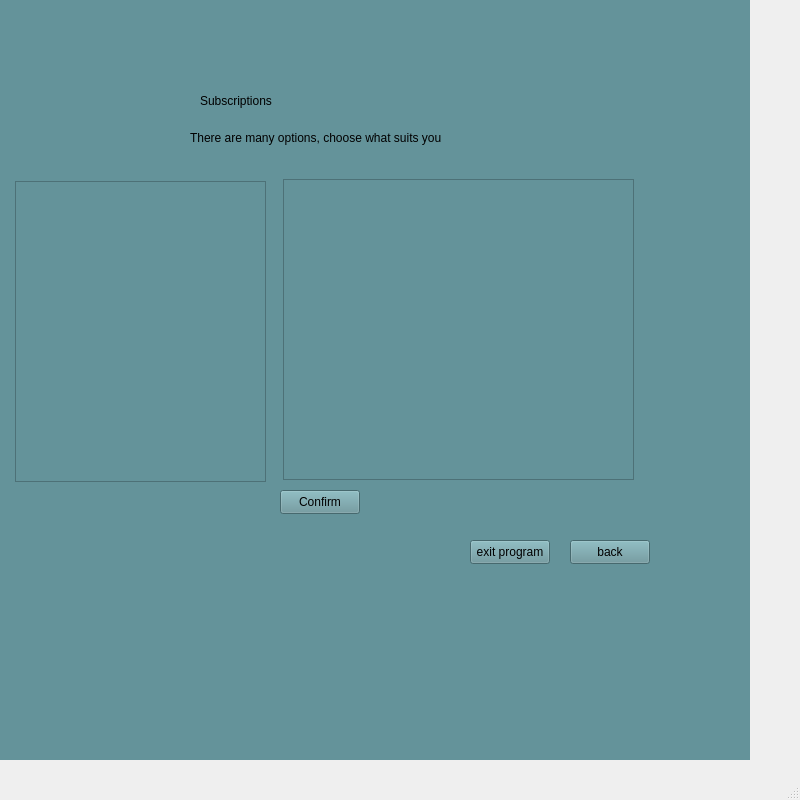
This is omar qt/QtWidgetsApplication3.ui in MohammedNaser28/SP_metro_system as Qt 5 draws it before an edit. The edited form follows.
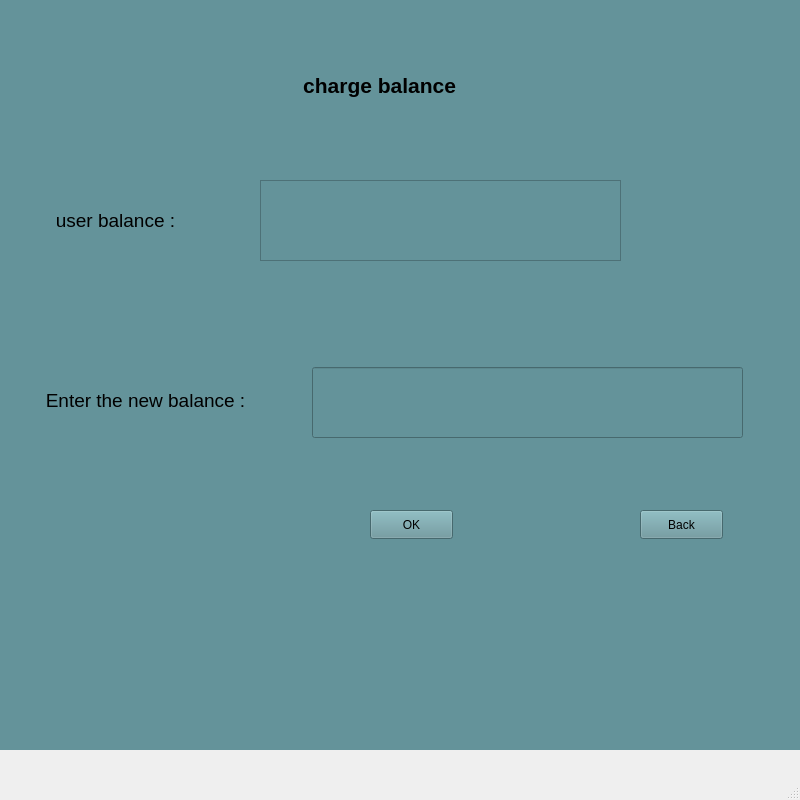
This is the edited form. The open tabs and pages were chosen to show the change. Icons and pictures are not drawn.

Commit message: added the charge balance for admin

```diff
--- a/omar qt/QtWidgetsApplication3.ui
+++ b/omar qt/QtWidgetsApplication3.ui
@@ -23,8 +23,8 @@
    <widget class="QStackedWidget" name="stackedWidget">
     <property name="geometry">
      <rect>
-      <x>-50</x>
-      <y>-40</y>
+      <x>0</x>
+      <y>-50</y>
       <width>800</width>
       <height>800</height>
      </rect>
@@ -162,6 +162,146 @@
       </property>
      </widget>
     </widget>
+    <widget class="QWidget" name="modify_user">
+     <widget class="QPushButton" name="pushButton_12">
+      <property name="geometry">
+       <rect>
+        <x>290</x>
+        <y>230</y>
+        <width>161</width>
+        <height>51</height>
+       </rect>
+      </property>
+      <property name="text">
+       <string>charge balance</string>
+      </property>
+     </widget>
+     <widget class="QLabel" name="label_12">
+      <property name="geometry">
+       <rect>
+        <x>120</x>
+        <y>70</y>
+        <width>561</width>
+        <height>71</height>
+       </rect>
+      </property>
+      <property name="font">
+       <font>
+        <family>Simplified Arabic Fixed</family>
+       </font>
+      </property>
+      <property name="text">
+       <string>&lt;!DOCTYPE HTML PUBLIC &quot;-//W3C//DTD HTML 4.0//EN&quot; &quot;http://www.w3.org/TR/REC-html40/strict.dtd&quot;&gt;
+&lt;html&gt;&lt;head&gt;&lt;meta name=&quot;qrichtext&quot; content=&quot;1&quot; /&gt;&lt;meta charset=&quot;utf-8&quot; /&gt;&lt;style type=&quot;text/css&quot;&gt;
+p, li { white-space: pre-wrap; }
+hr { height: 1px; border-width: 0; }
+li.unchecked::marker { content: &quot;\2610&quot;; }
+li.checked::marker { content: &quot;\2612&quot;; }
+&lt;/style&gt;&lt;/head&gt;&lt;body style=&quot; font-family:'Segoe UI'; font-size:9pt; font-weight:400; font-style:normal;&quot;&gt;
+&lt;p align=&quot;center&quot; style=&quot; margin-top:12px; margin-bottom:12px; margin-left:0px; margin-right:0px; -qt-block-indent:0; text-indent:0px;&quot;&gt;&lt;span style=&quot; font-size:18pt; font-weight:700;&quot;&gt;Change in the users Info&lt;/span&gt;&lt;/p&gt;&lt;/body&gt;&lt;/html&gt;</string>
+      </property>
+     </widget>
+     <widget class="QPushButton" name="pushButton_23">
+      <property name="geometry">
+       <rect>
+        <x>292</x>
+        <y>328</y>
+        <width>161</width>
+        <height>51</height>
+       </rect>
+      </property>
+      <property name="text">
+       <string>change subscription </string>
+      </property>
+     </widget>
+    </widget>
+    <widget class="QWidget" name="charge_balance">
+     <widget class="QLabel" name="label_13">
+      <property name="geometry">
+       <rect>
+        <x>112</x>
+        <y>110</y>
+        <width>541</width>
+        <height>51</height>
+       </rect>
+      </property>
+      <property name="text">
+       <string>&lt;html&gt;&lt;head/&gt;&lt;body&gt;&lt;p align=&quot;center&quot;&gt;&lt;span style=&quot; font-size:16pt; font-weight:700;&quot;&gt;charge balance &lt;/span&gt;&lt;/p&gt;&lt;/body&gt;&lt;/html&gt;</string>
+      </property>
+     </widget>
+     <widget class="QTextBrowser" name="admin_change_balance">
+      <property name="geometry">
+       <rect>
+        <x>260</x>
+        <y>230</y>
+        <width>361</width>
+        <height>81</height>
+       </rect>
+      </property>
+     </widget>
+     <widget class="QLabel" name="label_14">
+      <property name="geometry">
+       <rect>
+        <x>20</x>
+        <y>240</y>
+        <width>191</width>
+        <height>61</height>
+       </rect>
+      </property>
+      <property name="text">
+       <string>&lt;html&gt;&lt;head/&gt;&lt;body&gt;&lt;p align=&quot;center&quot;&gt;&lt;span style=&quot; font-size:14pt;&quot;&gt;user balance :&lt;/span&gt;&lt;/p&gt;&lt;/body&gt;&lt;/html&gt;</string>
+      </property>
+     </widget>
+     <widget class="QLabel" name="label_15">
+      <property name="geometry">
+       <rect>
+        <x>10</x>
+        <y>410</y>
+        <width>271</width>
+        <height>81</height>
+       </rect>
+      </property>
+      <property name="text">
+       <string>&lt;html&gt;&lt;head/&gt;&lt;body&gt;&lt;p align=&quot;center&quot;&gt;&lt;span style=&quot; font-size:14pt;&quot;&gt;Enter the new balance :&lt;/span&gt;&lt;/p&gt;&lt;/body&gt;&lt;/html&gt;</string>
+      </property>
+     </widget>
+     <widget class="QLineEdit" name="new_balance">
+      <property name="geometry">
+       <rect>
+        <x>312</x>
+        <y>417</y>
+        <width>431</width>
+        <height>71</height>
+       </rect>
+      </property>
+     </widget>
+     <widget class="QPushButton" name="pushButton_24">
+      <property name="geometry">
+       <rect>
+        <x>370</x>
+        <y>560</y>
+        <width>83</width>
+        <height>29</height>
+       </rect>
+      </property>
+      <property name="text">
+       <string>OK</string>
+      </property>
+     </widget>
+     <widget class="QPushButton" name="pushButton_25">
+      <property name="geometry">
+       <rect>
+        <x>640</x>
+        <y>560</y>
+        <width>83</width>
+        <height>29</height>
+       </rect>
+      </property>
+      <property name="text">
+       <string>Back</string>
+      </property>
+     </widget>
+    </widget>
     <widget class="QWidget" name="new_rides">
      <widget class="QWidget" name="widget_20" native="true">
       <property name="geometry">
```
Left out of the diff: 6 changed lines with no effect on the pictures. The commit also changes 6 other files.
